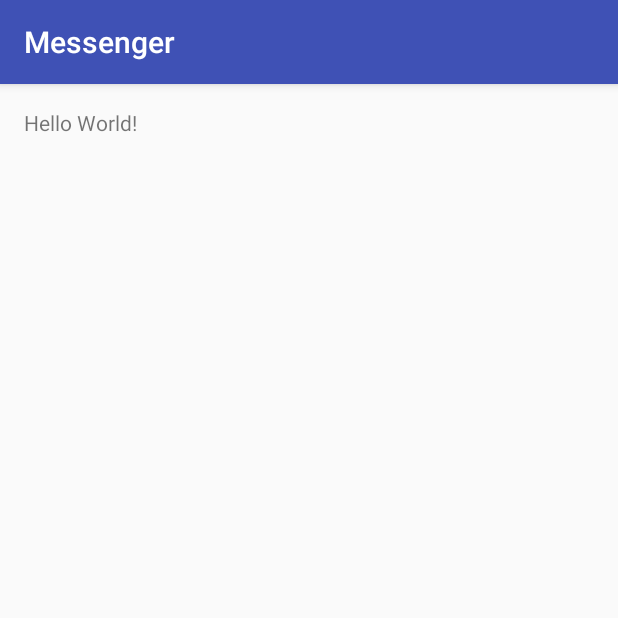
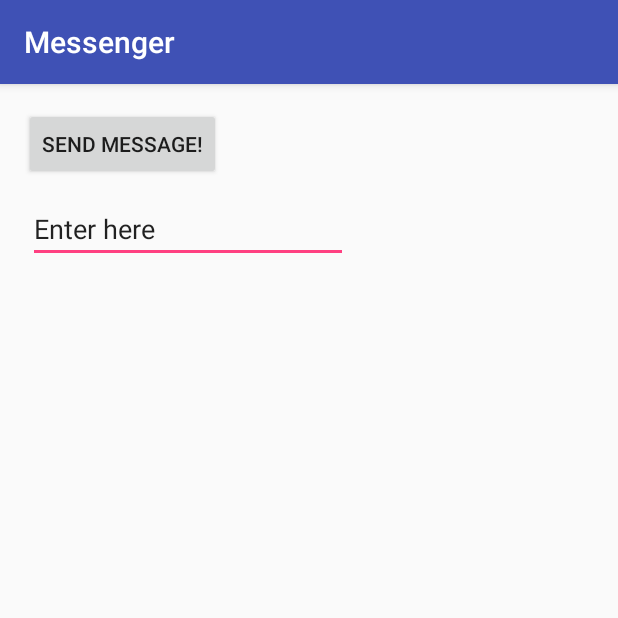
Before and after one commit to dfreemanRIIS/Messenger, an Android app: the screen it shows after launch (CreateMessageActivity), on a phone screen of 412 x 824 dp, the top half of it. Run offline under Robolectric (Android 15) with nearby library versions, the phone set to English and light mode, and no system bars.

Commit message:
Create basic layout

```diff
--- a/app/src/main/java/com/example/dfreeman/messenger/CreateMessageActivity.java
+++ b/app/src/main/java/com/example/dfreeman/messenger/CreateMessageActivity.java
@@ -2,6 +2,7 @@ package com.example.dfreeman.messenger;
 
 import android.support.v7.app.AppCompatActivity;
 import android.os.Bundle;
+import android.view.View;
 
 public class CreateMessageActivity extends AppCompatActivity {
 
@@ -10,4 +11,8 @@ public class CreateMessageActivity extends AppCompatActivity {
         super.onCreate(savedInstanceState);
         setContentView(R.layout.activity_create_message);
     }
+
+    public void onSendMessage(View view) {
+        //
+    }
 }
--- a/app/src/main/res/layout/activity_create_message.xml
+++ b/app/src/main/res/layout/activity_create_message.xml
@@ -10,8 +10,25 @@
     android:paddingTop="@dimen/activity_vertical_margin"
     tools:context="com.example.dfreeman.messenger.CreateMessageActivity">
 
-    <TextView
+    <Button
         android:layout_width="wrap_content"
         android:layout_height="wrap_content"
-        android:text="Hello World!" />
+        android:id="@+id/send"
+        android:onClick="onSendMessage"
+        android:text="@string/send"
+        android:layout_alignParentTop="true" />
+
+    <EditText
+        android:layout_width="wrap_content"
+        android:layout_height="wrap_content"
+        android:inputType="textPersonName"
+        android:text="Enter here"
+        android:ems="10"
+        android:layout_below="@+id/send"
+        android:layout_alignParentRight="true"
+        android:layout_alignParentEnd="true"
+        android:layout_marginRight="164dp"
+        android:layout_marginEnd="164dp"
+        android:layout_marginTop="10dp"
+        android:id="@+id/message" />
 </RelativeLayout>
--- a/app/src/main/res/values/strings.xml
+++ b/app/src/main/res/values/strings.xml
@@ -1,3 +1,4 @@
 <resources>
     <string name="app_name">Messenger</string>
+    <string name="send">Send Message!</string>
 </resources>
```
